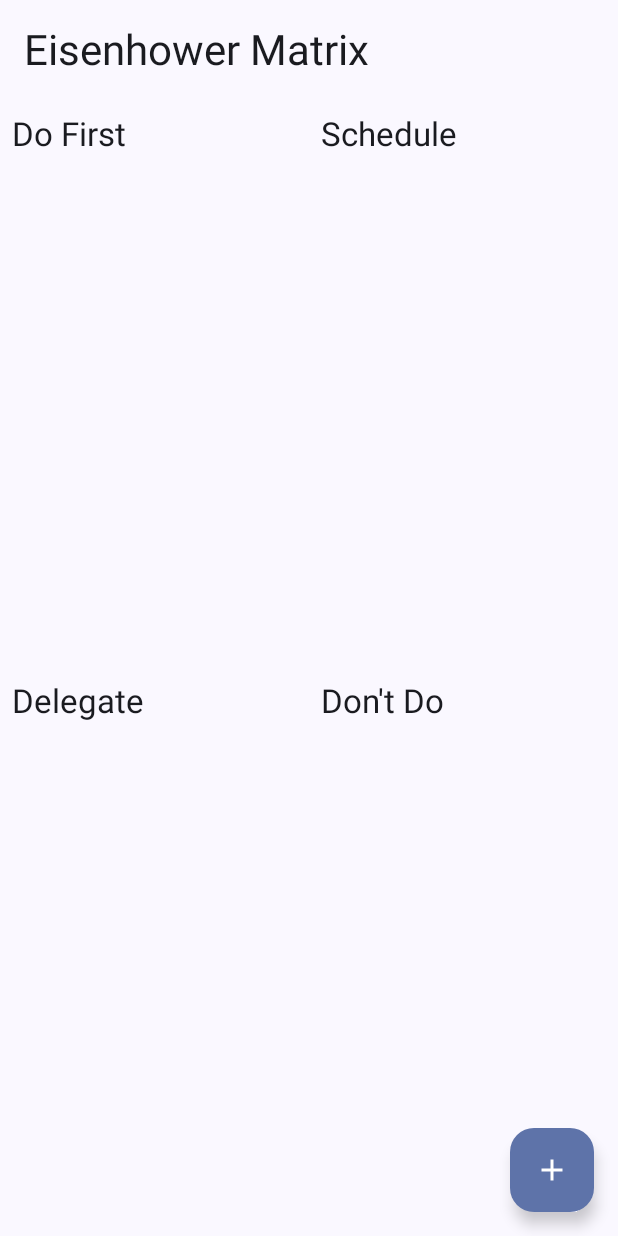
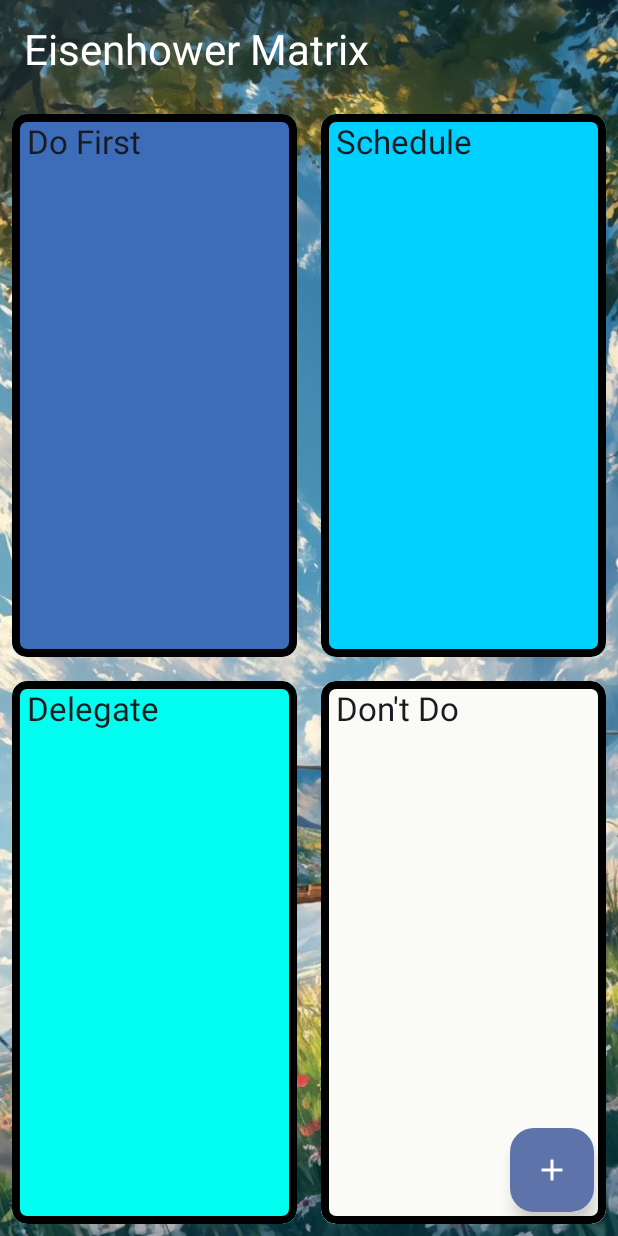
Before and after one commit to vc-realer/EisenhowerMobileApp, an Android app built with Jetpack Compose: the screen it shows after launch (MainActivity), on a phone screen of 412 x 824 dp. Run offline under Robolectric (Android 15) with nearby library versions, the phone set to English and light mode, and no system bars; our stand-ins replace Room's generated code.

Commit message:
update background

```diff
--- a/app/src/main/java/com/example/todolist/MainActivity.kt
+++ b/app/src/main/java/com/example/todolist/MainActivity.kt
@@ -3,10 +3,15 @@ package com.example.todolist
 import android.os.Bundle
 import androidx.activity.ComponentActivity
 import androidx.activity.compose.setContent
+import androidx.activity.enableEdgeToEdge
+import androidx.compose.foundation.Image
 import androidx.compose.foundation.layout.fillMaxSize
 import androidx.compose.material3.MaterialTheme
 import androidx.compose.material3.Surface
+import androidx.compose.runtime.Composable
 import androidx.compose.ui.Modifier
+import androidx.compose.ui.layout.ContentScale
+import androidx.compose.ui.res.painterResource
 import com.example.todolist.ui.EisenhowerNavigation
 import com.example.todolist.ui.theme.ToDoListTheme
 
@@ -14,8 +19,10 @@ import com.example.todolist.ui.theme.ToDoListTheme
 class MainActivity : ComponentActivity() {
     override fun onCreate(savedInstanceState: Bundle?) {
         super.onCreate(savedInstanceState)
+        enableEdgeToEdge()
         setContent {
-            ToDoListTheme { // ✅ Fix: Corrected theme name
+            ToDoListTheme() {
+
                 Surface(
                     modifier = Modifier.fillMaxSize(),
                     color = MaterialTheme.colorScheme.background
@@ -26,3 +33,14 @@ class MainActivity : ComponentActivity() {
         }
     }
 }
+
+@Composable
+fun GreetingImage(modifier: Modifier = Modifier) {
+    val image = painterResource(R.drawable.background1)
+    Image(
+        painter = image,
+        contentDescription = null,
+        modifier= modifier.fillMaxSize(),
+        contentScale = ContentScale.Crop
+    )
+}
--- a/app/src/main/java/com/example/todolist/TodoApplication.kt
+++ b/app/src/main/java/com/example/todolist/TodoApplication.kt
@@ -1,4 +1,3 @@
-// app/src/main/java/com/example/todolist/TodoApplication.kt
 package com.example.todolist
 
 import android.app.Application
--- a/app/src/main/java/com/example/todolist/ui/components/Quadrant.kt
+++ b/app/src/main/java/com/example/todolist/ui/components/Quadrant.kt
@@ -1,14 +1,19 @@
 package com.example.todolist.ui.components
 
+import androidx.compose.foundation.background
+import androidx.compose.foundation.border
 import androidx.compose.foundation.layout.Column
 import androidx.compose.foundation.layout.fillMaxSize
 import androidx.compose.foundation.layout.padding
 import androidx.compose.foundation.lazy.LazyColumn
 import androidx.compose.foundation.lazy.items
+import androidx.compose.foundation.shape.RoundedCornerShape
 import androidx.compose.material3.MaterialTheme
 import androidx.compose.material3.Text
 import androidx.compose.runtime.Composable
 import androidx.compose.ui.Modifier
+import androidx.compose.ui.draw.clip
+import androidx.compose.ui.graphics.Color
 import androidx.compose.ui.unit.dp
 import com.example.todolist.data.Task
 
@@ -19,17 +24,21 @@ fun Quadrant(
     tasks: List<Task>,
     onTaskChecked: (Task, Boolean) -> Unit,
     onDeleteTask: (Task) -> Unit,
-    modifier: Modifier = Modifier
+    modifier: Modifier = Modifier,
+    backgroundColor: Color
 ) {
     Column(
         modifier = modifier
             .fillMaxSize()
             .padding(8.dp)
+            .clip(RoundedCornerShape(10.dp))
+            .background(backgroundColor)
+            .border(width = 5.dp, color = Color.Black, shape = RoundedCornerShape(10.dp))
     ) {
         Text(
             text = title,
             style = MaterialTheme.typography.titleLarge,
-            modifier = Modifier.padding(bottom = 8.dp)
+            modifier = Modifier.padding(bottom = 8.dp, start = 10.dp, top = 5.dp)
         )
 
         LazyColumn {
--- a/app/src/main/java/com/example/todolist/ui/components/TaskCard.kt
+++ b/app/src/main/java/com/example/todolist/ui/components/TaskCard.kt
@@ -32,7 +32,7 @@ fun TaskCard(
     Card(
         modifier = modifier
             .fillMaxWidth()
-            .padding(8.dp),
+            .padding(10.dp),
         elevation = CardDefaults.cardElevation(4.dp)
     ) {
         Column(
--- a/app/src/main/java/com/example/todolist/ui/tasks/EisenhowerScreen.kt
+++ b/app/src/main/java/com/example/todolist/ui/tasks/EisenhowerScreen.kt
@@ -8,9 +8,11 @@ import androidx.compose.material3.*
 import androidx.compose.runtime.*
 import androidx.compose.ui.Alignment
 import androidx.compose.ui.Modifier
+import androidx.compose.ui.graphics.Color
 import androidx.compose.ui.platform.LocalContext
 import androidx.compose.ui.unit.dp
 import androidx.lifecycle.viewmodel.compose.viewModel
+import com.example.todolist.GreetingImage
 import com.example.todolist.TodoApplication
 import com.example.todolist.ui.components.Quadrant
 import com.example.todolist.ui.viewmodels.TaskViewModel
@@ -22,6 +24,7 @@ fun EisenhowerScreen(
     modifier: Modifier = Modifier,
     viewModel: TaskViewModel = getTaskViewModel()
 ) {
+
     Scaffold(
         floatingActionButton = {
             FloatingActionButton(onClick = onAddTask) {
@@ -29,19 +32,24 @@ fun EisenhowerScreen(
             }
         }
     ) { padding ->
+        GreetingImage()
         Column(
             modifier = modifier
                 .fillMaxSize()
                 .padding(padding)
         ) {
+
             Text(
                 text = "Eisenhower Matrix",
                 style = MaterialTheme.typography.headlineMedium,
                 modifier = Modifier
                     .fillMaxWidth()
                     .padding(16.dp)
-                    .align(Alignment.CenterHorizontally)
+                    .align(Alignment.CenterHorizontally),
+                color = Color.White
+
             )
+
 
             // Matrix Grid
             Column(modifier = Modifier.fillMaxSize()) {
@@ -58,7 +66,8 @@ fun EisenhowerScreen(
                         onDeleteTask = { task ->
                             viewModel.deleteTask(task)
                         },
-                        modifier = Modifier.weight(1f)
+                        modifier = Modifier.weight(1f),
+                        backgroundColor = Color(0xFF3D6CB9)
                     )
 
                     // Quadrant 2: Not Urgent & Important
@@ -72,7 +81,9 @@ fun EisenhowerScreen(
                         onDeleteTask = { task ->
                             viewModel.deleteTask(task)
                         },
-                        modifier = Modifier.weight(1f)
+                        modifier = Modifier.weight(1f),
+                        backgroundColor = Color(0xFF00D1FF)
+
                     )
                 }
 
@@ -89,7 +100,9 @@ fun EisenhowerScreen(
                         onDeleteTask = { task ->
                             viewModel.deleteTask(task)
                         },
-                        modifier = Modifier.weight(1f)
+                        modifier = Modifier.weight(1f),
+                        backgroundColor = Color(0xFF00FFF0)
+
                     )
 
                     // Quadrant 4: Not Urgent & Not Important
@@ -103,7 +116,9 @@ fun EisenhowerScreen(
                         onDeleteTask = { task ->
                             viewModel.deleteTask(task)
                         },
-                        modifier = Modifier.weight(1f)
+                        modifier = Modifier.weight(1f),
+                        backgroundColor = Color(0xFFFAFAF6)
+
                     )
                 }
             }
--- a/app/src/main/java/com/example/todolist/ui/theme/Theme.kt
+++ b/app/src/main/java/com/example/todolist/ui/theme/Theme.kt
@@ -1,6 +1,5 @@
 package com.example.todolist.ui.theme
 
-import android.app.Activity
 import android.os.Build
 import androidx.compose.foundation.isSystemInDarkTheme
 import androidx.compose.material3.MaterialTheme
@@ -9,7 +8,10 @@ import androidx.compose.material3.dynamicDarkColorScheme
 import androidx.compose.material3.dynamicLightColorScheme
 import androidx.compose.material3.lightColorScheme
 import androidx.compose.runtime.Composable
+import androidx.compose.ui.graphics.Color
 import androidx.compose.ui.platform.LocalContext
+
+
 
 private val DarkColorScheme = darkColorScheme(
     primary = Purple80,
@@ -20,8 +22,9 @@ private val DarkColorScheme = darkColorScheme(
 private val LightColorScheme = lightColorScheme(
     primary = Purple40,
     secondary = PurpleGrey40,
-    tertiary = Pink40
-
+    tertiary = Pink40,
+//    background = Color(0xFFF0F8FF),
+    surface = Color(0xFFF0F8FF)
     /* Other default colors to override
     background = Color(0xFFFFFBFE),
     surface = Color(0xFFFFFBFE),
@@ -55,4 +58,5 @@ fun ToDoListTheme(
         typography = Typography,
         content = content
     )
+
 }
--- a/app/src/main/java/com/example/todolist/ui/viewmodels/TaskViewModel.kt
+++ b/app/src/main/java/com/example/todolist/ui/viewmodels/TaskViewModel.kt
@@ -6,7 +6,6 @@ import androidx.lifecycle.ViewModelProvider
 import androidx.lifecycle.viewModelScope
 import com.example.todolist.data.Task
 import com.example.todolist.data.TaskRepository
-import kotlinx.coroutines.flow.Flow
 import kotlinx.coroutines.launch
 
 class TaskViewModel(private val repository: TaskRepository) : ViewModel() {
```
Also changed, not shown: app/src/main/res/drawable/background.jpg (added), app/src/main/res/drawable/background1.jpg (added).
